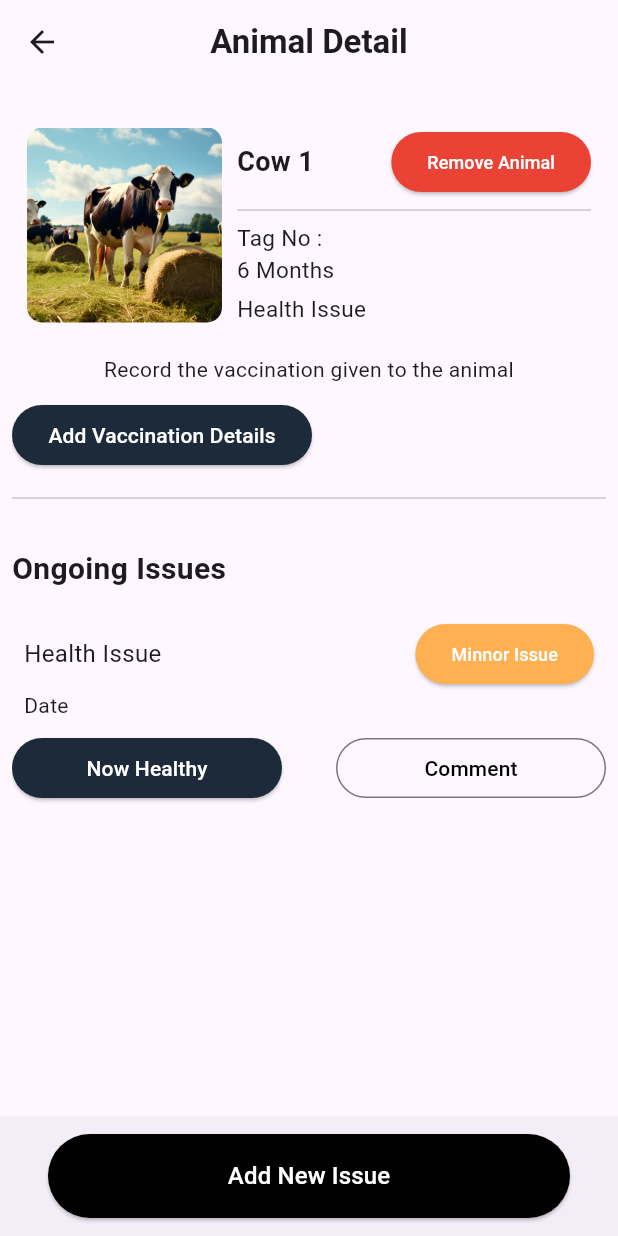
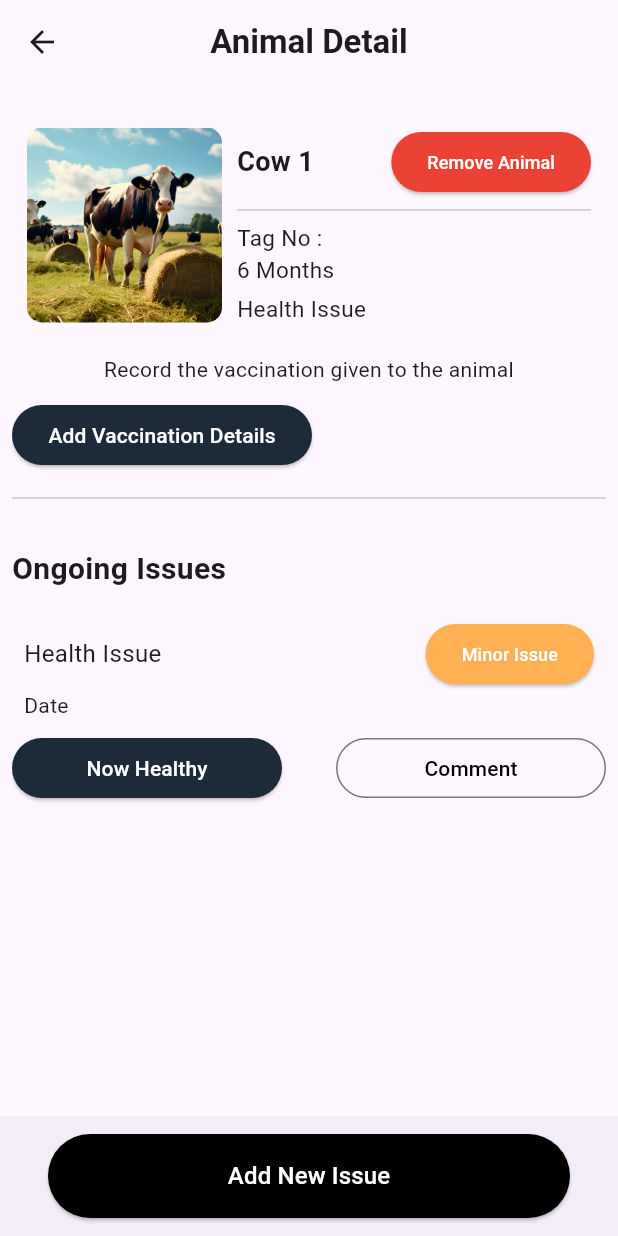
Before and after one commit to Avishka-bandara/FarmerVet, a Flutter app: the AnimalDetail screen opened directly, on a phone screen of 412 x 824 dp. Run offline on Flutter 3.47's test engine with Material 3 defaults, Android fonts, the light colour scheme and no system bars; our stand-ins replace get, image_picker.

Commit message:
Update farmer_animalDetail.dart

```diff
--- a/lib/farmer_animalDetail.dart
+++ b/lib/farmer_animalDetail.dart
@@ -1,13 +1,19 @@
 import 'package:flutter/material.dart';
 import 'package:get/get.dart';
 import 'package:farmervet/farmer_reportAnimal.dart';
+
+void main() {
+  runApp(GetMaterialApp(
+    home: AnimalDetail(),
+  ));
+}
 
 class AnimalDetail extends StatelessWidget {
   @override
   Widget build(BuildContext context) {
     return Scaffold(
       appBar: AppBar(
-        title: Text('Animal Detail',
+        title: const Text('Animal Detail',
             style: TextStyle(fontWeight: FontWeight.bold)),
         centerTitle: true,
       ),
@@ -17,12 +23,11 @@ class AnimalDetail extends StatelessWidget {
           children: [
             CustomCardWidget(),
             SizedBox(height: 10),
-
-            Text(
+            const Text(
               'Record the vaccination given to the animal',
               textAlign: TextAlign.center,
             ),
-            SizedBox(height: 10),
+            const SizedBox(height: 10),
             Align(
               alignment: Alignment.centerLeft,
               child: ElevatedButton(
@@ -42,15 +47,16 @@ class AnimalDetail extends StatelessWidget {
                 ),
               ),
             ),
-            SizedBox(height: 10),
-            Divider(thickness: 1.0),
-            SizedBox(height: 25),
-            Text('Ongoing Issues',
+            const SizedBox(height: 10),
+            const Divider(thickness: 1.0),
+            const SizedBox(height: 25),
+            const Text('Ongoing Issues',
                 style: TextStyle(fontSize: 20.0, fontWeight: FontWeight.bold)),
-            SizedBox(height: 10),
-            onIssue(),
-            SizedBox(height: 50), // Adjust the height as needed for spacing
-            Divider(thickness: 1.0),
+            const SizedBox(height: 10),
+            OnIssue(),
+            const SizedBox(
+                height: 50), // Adjust the height as needed for spacing
+            const Divider(thickness: 1.0),
           ],
         ),
       ),
@@ -150,12 +156,12 @@ class CustomCardWidget extends StatelessWidget {
   }
 }
 
-class onIssue extends StatefulWidget {
+class OnIssue extends StatefulWidget {
   @override
-  State<onIssue> createState() => _onIssueState();
+  State<OnIssue> createState() => _OnIssueState();
 }
 
-class _onIssueState extends State<onIssue> {
+class _OnIssueState extends State<OnIssue> {
   @override
   Widget build(BuildContext context) {
     return GridView.count(
@@ -189,7 +195,7 @@ class _onIssueState extends State<onIssue> {
                             primary: Color.fromRGBO(254, 176, 82, 1),
                           ),
                           child: Text(
-                            'Minnor Issue',
+                            'Minor Issue',
                             style: TextStyle(
                               fontSize: 12.0,
                               color: Colors.white,
```
